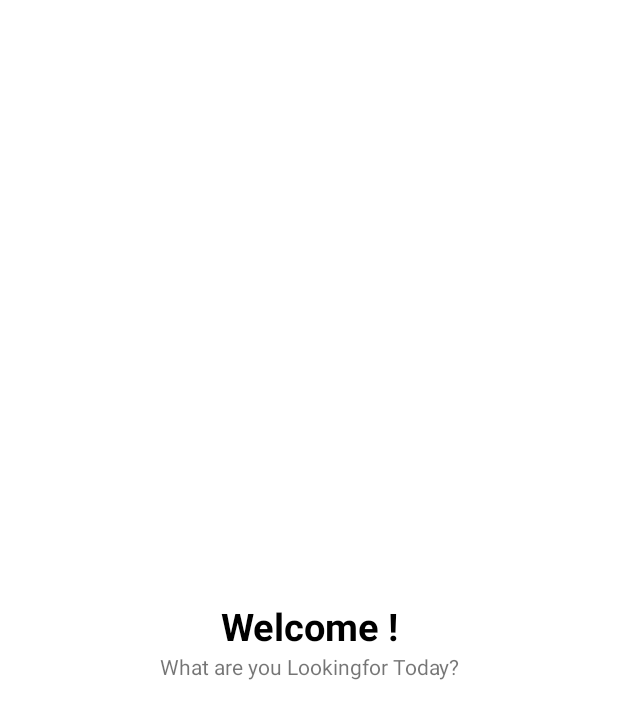
After one commit to Devpreyo/MultiView-RecyclerView, an Android app: the layout welcome_view.xml on its own in the app's theme, with its tools: preview values and no code run, on a phone screen of 412 x 824 dp. The commit adds this screen. Shown: the top 719 px of the screen. Run offline under Robolectric (Android 15) with nearby library versions, the phone set to English and light mode, and no system bars.

Commit message:
Issue in accessing view from holder

```diff
--- a/app/build.gradle
+++ b/app/build.gradle
@@ -35,4 +35,6 @@ dependencies {
     testImplementation 'junit:junit:4.13.2'
     androidTestImplementation 'androidx.test.ext:junit:1.1.3'
     androidTestImplementation 'androidx.test.espresso:espresso-core:3.4.0'
+    implementation 'pl.droidsonroids.gif:android-gif-drawable:1.2.17'
+    implementation 'com.squareup.picasso:picasso:2.71828'
 }
--- /dev/null
+++ b/app/src/main/res/layout/welcome_view.xml
@@ -0,0 +1,28 @@
+<?xml version="1.0" encoding="utf-8"?>
+<LinearLayout xmlns:android="http://schemas.android.com/apk/res/android"
+    android:layout_width="match_parent"
+    android:layout_height="wrap_content"
+    android:layout_gravity="center"
+    android:orientation="vertical">
+
+
+    <TextView
+        android:id="@+id/tvWelcome"
+        android:layout_width="match_parent"
+        android:layout_height="wrap_content"
+        android:layout_marginTop="30dp"
+        android:text="Welcome !"
+        android:textAlignment="center"
+        android:textColor="@color/black"
+        android:textSize="25dp"
+        android:textStyle="bold" />
+
+    <TextView
+        android:id="@+id/tvWhat"
+        android:layout_width="match_parent"
+        android:layout_height="wrap_content"
+        android:text="What are you Lookingfor Today?"
+        android:textAlignment="center" />
+
+
+</LinearLayout>
```
Also changed, not shown: app/src/main/java/com/example/multiviewrecyclerview/GifHolder.java (added, +26 -0 lines), app/src/main/java/com/example/multiviewrecyclerview/GifLoader.java (added, +17 -0 lines), app/src/main/java/com/example/multiviewrecyclerview/MainActivity.java (+14 -2 lines), app/src/main/java/com/example/multiviewrecyclerview/ParentRecyclerAdapter.java (added, +96 -0 lines), app/src/main/java/com/example/multiviewrecyclerview/WelcomeView.java (added, +19 -0 lines), app/src/main/java/com/example/multiviewrecyclerview/WelcomeViewHolder.java (added, +18 -0 lines), app/src/main/res/layout/activity_main.xml (+9 -11 lines), app/src/main/res/layout/gif_video_view.xml (added, +10 -0 lines).
